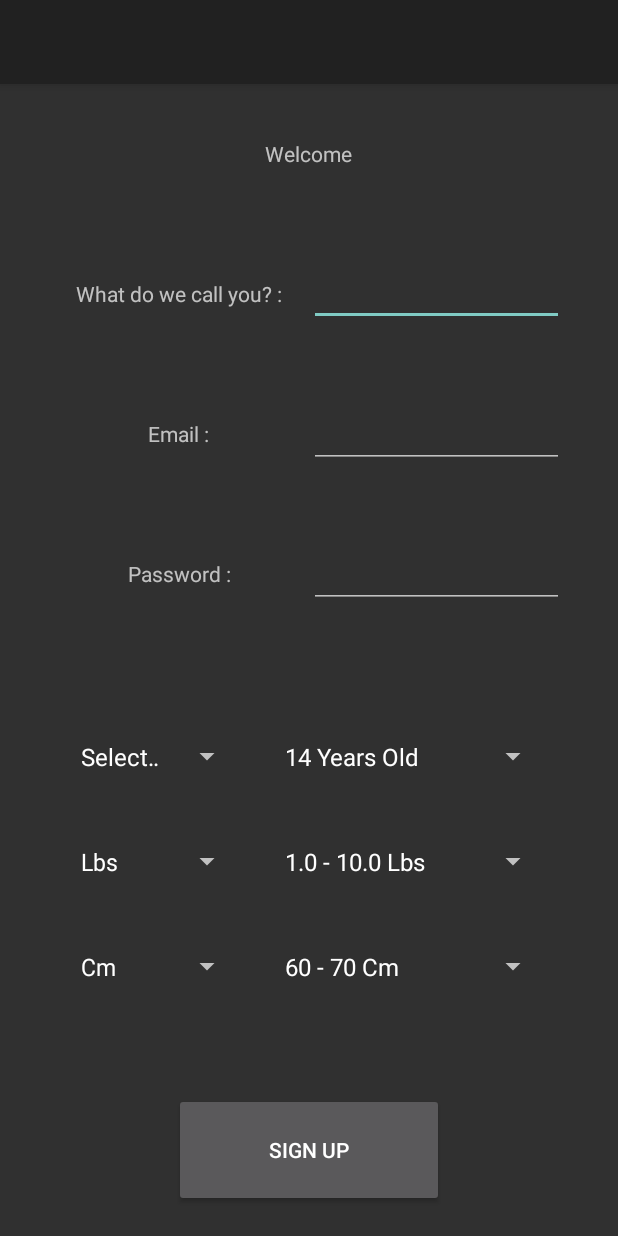
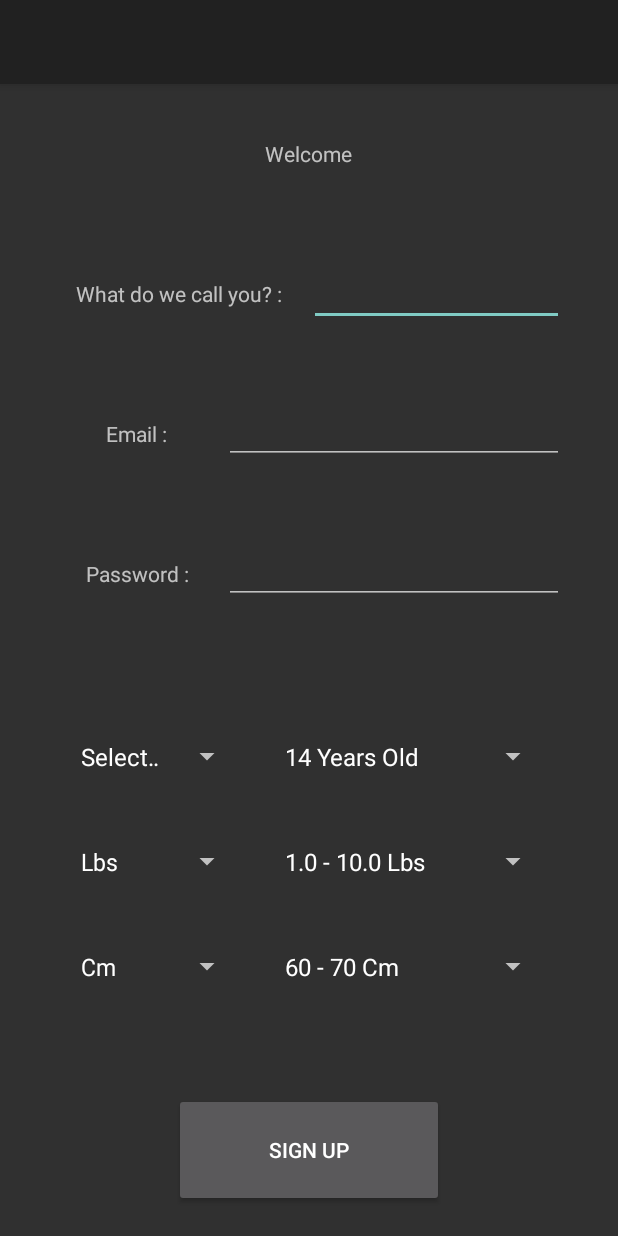
Before and after one commit to TonyDude007/FlexFuel, an Android app: the SignUpActivity screen opened directly, with no data from a screen before it, on a phone screen of 412 x 824 dp. Run offline under Robolectric (Android 15) with nearby library versions, the phone set to English and light mode, and no system bars.

Commit message:
Adjust input for sign up

```diff
--- a/FlexFuel/app/src/main/java/com/example/flexfuel/SignUpActivity.java
+++ b/FlexFuel/app/src/main/java/com/example/flexfuel/SignUpActivity.java
@@ -152,7 +152,7 @@ public class SignUpActivity extends AppCompatActivity {
             @Override
             public void onClick(View v) {
 
-                if (!String.valueOf(email).isEmpty() == !String.valueOf(password).isEmpty()) {
+                if (!email.getText().toString().isEmpty() && !password.getText().toString().isEmpty()) {
                     // Create an AlertDialog Builder
                     AlertDialog.Builder builder = new AlertDialog.Builder(context);
 
--- a/FlexFuel/app/src/main/res/layout/sign_up_page.xml
+++ b/FlexFuel/app/src/main/res/layout/sign_up_page.xml
@@ -49,9 +49,9 @@
             android:id="@+id/emailText"
             android:layout_width="match_parent"
             android:layout_height="match_parent"
-            android:layout_weight="1"
+            android:layout_weight="2"
             android:text="Email : "
-            android:gravity="center"/>
+            android:gravity="center" />
 
         <EditText
             android:id="@+id/editTextEmail"
@@ -60,7 +60,8 @@
             android:layout_weight="1"
             android:ems="10"
             android:inputType="textEmailAddress"
-            android:layout_gravity="center"/>
+            android:layout_gravity="center"
+            android:textSize="14dp"/>
     </LinearLayout>
 
     <LinearLayout
@@ -74,7 +75,7 @@
             android:id="@+id/passwordText"
             android:layout_width="match_parent"
             android:layout_height="match_parent"
-            android:layout_weight="1"
+            android:layout_weight="2"
             android:text="Password : "
             android:gravity="center"/>
 
@@ -86,7 +87,8 @@
             android:ems="10"
             android:inputType="textPassword"
             android:gravity="center"
-            android:layout_gravity="center"/>
+            android:layout_gravity="center"
+            android:textSize="14dp"/>
 
     </LinearLayout>
 
```
